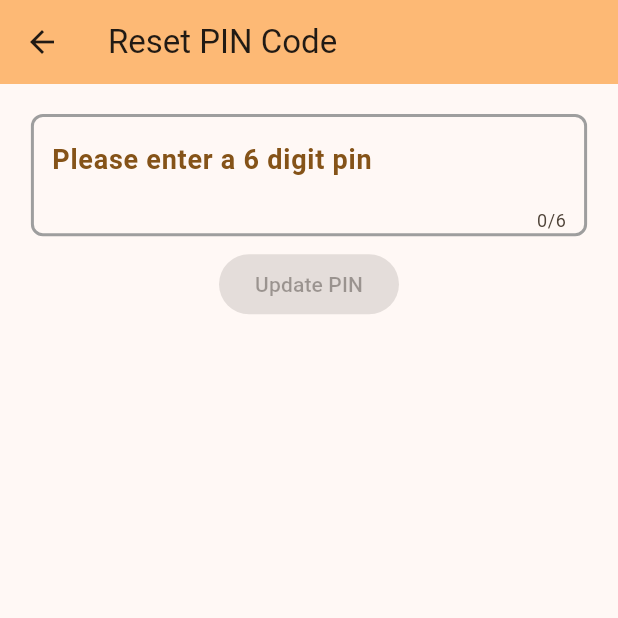
After one commit to javawocky/qr_test, a Flutter app: the ResetPinForm screen opened directly, on a phone screen of 412 x 824 dp, the top half of it. The commit adds this screen. Run offline on Flutter 3.47's test engine with Material 2 defaults, Android fonts, the phone set to English and light mode, and no system bars; our stand-ins replace qr_flutter.

Commit message:
Last change before Abs Hack!

```diff
--- a/lib/login.dart
+++ b/lib/login.dart
@@ -20,8 +20,9 @@ class _LoginState extends State<Login> {
       ),
       body: Center(
         child: Column(
-          mainAxisAlignment: MainAxisAlignment.center,
+          // mainAxisAlignment: MainAxisAlignment.center,
           children: <Widget>[
+            SizedBox(height: 70),
             TextField(
               controller: _usernameController,
               decoration: const InputDecoration(
@@ -37,7 +38,7 @@ class _LoginState extends State<Login> {
               ),
             ),
             Padding(
-              padding: const EdgeInsets.all(8.0),
+              padding: const EdgeInsets.all(18.0),
               child: ElevatedButton(
                 child: const Text('Login'),
                 onPressed: () {
--- a/lib/qrcodeform.dart
+++ b/lib/qrcodeform.dart
@@ -25,11 +25,11 @@ class _QRCodeFormState extends State<QRCodeForm> {
               children: [
                 Expanded(
                   child: QrImageView(
-                    data: "bazinga",
+                    data: "Bazinga",
                     version: QrVersions.auto,
                     eyeStyle: const QrEyeStyle(
-                      eyeShape: QrEyeShape.square,
-                      color: Colors.black,
+                      eyeShape: QrEyeShape.circle,
+                      color: Color.fromARGB(255, 232, 38, 38),
                     ),
                     size: 300,
                   ),
--- /dev/null
+++ b/lib/resetpin.dart
@@ -0,0 +1,111 @@
+import 'package:flutter/material.dart';
+
+class ResetPinForm extends StatefulWidget {
+  @override
+  State<ResetPinForm> createState() => _ResetPinFormState();
+}
+
+class _ResetPinFormState extends State<ResetPinForm> {
+  final _pinController = TextEditingController();
+
+  bool _isButtonEnabled = false;
+  bool _pinUpdated = false;
+
+  @override
+  void initState() {
+    super.initState();
+    _pinController.addListener(_onPinChanged);
+  }
+
+  @override
+  void dispose() {
+    _pinController.removeListener(_onPinChanged);
+    _pinController.dispose();
+    super.dispose();
+  }
+
+  void _onPinChanged() {
+    setState(() {
+      _isButtonEnabled = _pinController.text.length == 6;
+    });
+  }
+
+  void _showPinUpdatedSnackBar() {
+    setState(() {
+      _pinUpdated = true;
+    });
+
+    // Show the snackbar
+    ScaffoldMessenger.of(context).showSnackBar(
+      SnackBar(
+        content: Text('Your PIN has been updated.'),
+        action: SnackBarAction(
+          label: 'OK',
+          onPressed: () {
+            // Navigate back to the previous page when "OK" button is pressed
+            Navigator.pop(context);
+          },
+        ),
+      ),
+    );
+  }
+
+  @override
+  Widget build(BuildContext context) {
+    double screenWidth = MediaQuery.of(context).size.width;
+    double desiredWidth = screenWidth * 0.9; // Adjust this value as needed
+
+    return Scaffold(
+      appBar: AppBar(
+        backgroundColor: Theme.of(context).colorScheme.inversePrimary,
+        title: const Text("Reset PIN Code"),
+      ),
+      body: Center(
+        child: Column(
+          // mainAxisAlignment: MainAxisAlignment.center,
+          children: <Widget>[
+            SizedBox(height: 20),
+            Container(
+              width: desiredWidth,
+              decoration: BoxDecoration(
+                border: Border.all(
+                  color: Colors.grey, // Add your desired border color
+                  width: 2.0, // Add your desired border width
+                ),
+                borderRadius: BorderRadius.circular(8.0),
+              ),
+              padding: const EdgeInsets.symmetric(horizontal: 12.0),
+              child: TextField(
+                controller: _pinController,
+                keyboardType: TextInputType.number,
+                maxLength: 6,
+                decoration: InputDecoration(
+                  border: InputBorder.none,
+                  labelText: 'Please enter a 6 digit pin',
+                  labelStyle: TextStyle(
+                    fontWeight: FontWeight.bold,
+                    fontSize: 18,
+                    color: Theme.of(context)
+                        .primaryColor, // Add your desired label text color
+                  ),
+                ),
+              ),
+            ),
+            Padding(
+              padding: const EdgeInsets.all(8.0),
+              child: ElevatedButton(
+                child: const Text('Update PIN'),
+                onPressed: _isButtonEnabled
+                    ? () {
+                        // TODO: Implement your logic for updating the PIN here
+                        _showPinUpdatedSnackBar();
+                      }
+                    : null,
+              ),
+            ),
+          ],
+        ),
+      ),
+    );
+  }
+}
```
Also changed, not shown: lib/details.dart (+44 -42 lines).
